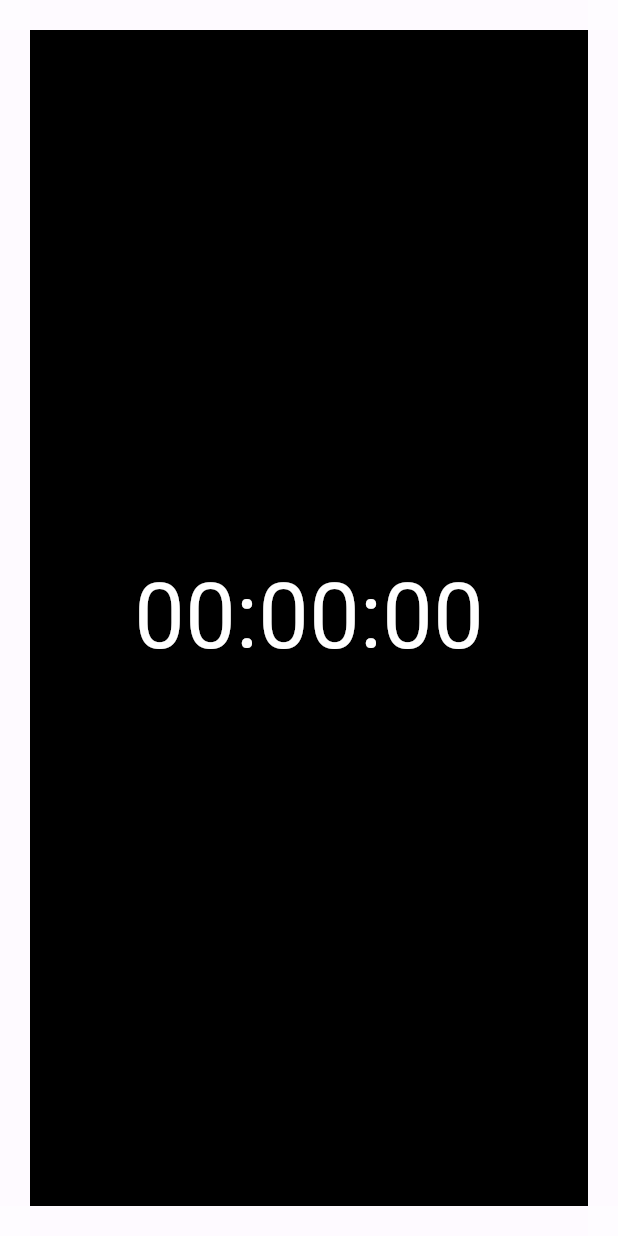
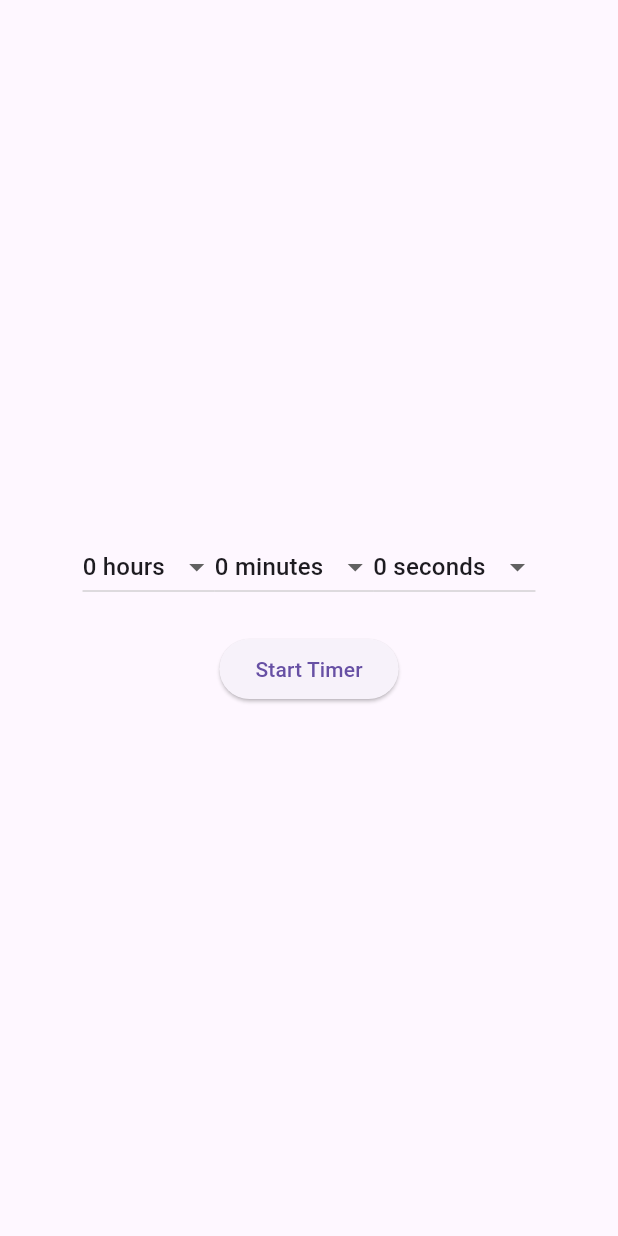
Before and after one commit to pktintali/fullscreen_timer, a Flutter app: the screen it shows after launch, on a phone screen of 412 x 824 dp. Run offline on Flutter 3.47's test engine with Material 3 defaults, Android fonts, the light colour scheme and no system bars.

Commit message:
home screen and setup for timer

```diff
--- a/lib/main.dart
+++ b/lib/main.dart
@@ -1,6 +1,6 @@
 import 'package:flutter/material.dart';
 
-import 'widgets/timer_widget.dart';
+import 'pages/home_page.dart';
 
 void main() => runApp(const MyApp());
 
@@ -11,7 +11,7 @@ class MyApp extends StatelessWidget {
   Widget build(BuildContext context) {
     return const MaterialApp(
       debugShowCheckedModeBanner: false,
-      home: TimerWidget(),
+      home: HomePage(),
     );
   }
 }
--- /dev/null
+++ b/lib/pages/home_page.dart
@@ -0,0 +1,17 @@
+import 'package:flutter/material.dart';
+
+import '../widgets/duration_picker_widget.dart';
+
+class HomePage extends StatelessWidget {
+  const HomePage({super.key});
+
+  @override
+  Widget build(BuildContext context) {
+    return const Scaffold(
+      backgroundColor: Colors.black,
+      body: Center(
+        child: DurationPickerWidget(),
+      ),
+    );
+  }
+}
--- /dev/null
+++ b/lib/widgets/duration_picker_widget.dart
@@ -0,0 +1,98 @@
+import 'package:flutter/material.dart';
+
+import 'timer_widget.dart';
+
+class DurationPickerWidget extends StatefulWidget {
+  const DurationPickerWidget({super.key});
+
+  @override
+  DurationPickerWidgetState createState() => DurationPickerWidgetState();
+}
+
+class DurationPickerWidgetState extends State<DurationPickerWidget> {
+  int selectedHours = 0;
+  int selectedMinutes = 0;
+  int selectedSeconds = 0;
+
+  @override
+  Widget build(BuildContext context) {
+    return Scaffold(
+      body: Column(
+        mainAxisAlignment: MainAxisAlignment.center,
+        children: <Widget>[
+          Row(
+            mainAxisAlignment: MainAxisAlignment.center,
+            children: [
+              DropdownButton<int>(
+                value: selectedHours,
+                items: List.generate(23, (index) => index)
+                    .map<DropdownMenuItem<int>>((int value) {
+                  return DropdownMenuItem<int>(
+                    value: value,
+                    child: Text('$value hours'),
+                  );
+                }).toList(),
+                onChanged: (value) {
+                  setState(() {
+                    selectedHours = value!;
+                  });
+                },
+              ),
+              DropdownButton<int>(
+                value: selectedMinutes,
+                items: List.generate(60, (index) => index)
+                    .map<DropdownMenuItem<int>>((int value) {
+                  return DropdownMenuItem<int>(
+                    value: value,
+                    child: Text('$value minutes'),
+                  );
+                }).toList(),
+                onChanged: (value) {
+                  setState(() {
+                    selectedMinutes = value!;
+                  });
+                },
+              ),
+              DropdownButton<int>(
+                value: selectedSeconds,
+                items: List.generate(60, (index) => index)
+                    .map<DropdownMenuItem<int>>((int value) {
+                  return DropdownMenuItem<int>(
+                    value: value,
+                    child: Text('$value seconds'),
+                  );
+                }).toList(),
+                onChanged: (value) {
+                  setState(() {
+                    selectedSeconds = value!;
+                  });
+                },
+              ),
+            ],
+          ),
+          const SizedBox(height: 20),
+          ElevatedButton(
+            onPressed: () {
+              // Start your timer here
+              final duration = Duration(
+                hours: selectedHours,
+                minutes: selectedMinutes,
+                seconds: selectedSeconds,
+              );
+              print('Selected Duration: $duration');
+              Navigator.push(
+                context,
+                MaterialPageRoute(
+                  builder: (context) => TimerWidget(
+                    duration: duration,
+                  ),
+                ),
+              );
+            },
+            child: const Text('Start Timer'),
+          ),
+        ],
+      ),
+    );
+  }
+}
--- a/lib/widgets/timer_widget.dart
+++ b/lib/widgets/timer_widget.dart
@@ -1,44 +1,118 @@
+import 'dart:async';
 import 'package:flutter/material.dart';
 
-class TimerWidget extends StatelessWidget {
-  const TimerWidget({super.key});
+class TimerWidget extends StatefulWidget {
+  final Duration duration;
+
+  const TimerWidget({super.key, required this.duration});
+
+  @override
+  State<TimerWidget> createState() => _TimerWidgetState();
+}
+
+class _TimerWidgetState extends State<TimerWidget> {
+  late Timer _timer;
+  int _elapsedSeconds = 0;
+
+  @override
+  void initState() {
+    super.initState();
+    _timer = Timer.periodic(const Duration(seconds: 1), (timer) {
+      if (_elapsedSeconds < widget.duration.inSeconds) {
+        setState(() {
+          _elapsedSeconds++;
+        });
+      } else {
+        _timer.cancel(); // Stop the timer when the duration ends
+      }
+    });
+  }
+
+  @override
+  void dispose() {
+    _timer.cancel(); // Always cancel the timer to avoid memory leaks
+    super.dispose();
+  }
 
   @override
   Widget build(BuildContext context) {
     return Scaffold(
-      body: Stack(
+      backgroundColor: Colors.black,
+      body: LayoutBuilder(
+        builder: (BuildContext context, BoxConstraints constraints) {
+          // Initial dimensions based on constraints
+          double currentHeight = constraints.maxHeight;
+          double currentWidth = constraints.maxWidth;
+          double totalPixelToTravel = currentHeight * 2 + currentWidth * 2 - 80;
+
+
+          // Calculate decrements
+          double heightDecrement =
+              currentHeight / (widget.duration.inSeconds / 2);
+          double widthDecrement =
+              currentWidth / (widget.duration.inSeconds / 2);
+
+          // Adjust dimensions based on elapsed time
+          double track4length = _elapsedSeconds <= widget.duration.inSeconds / 2
+              ? currentHeight - heightDecrement * _elapsedSeconds
+              : currentHeight -
+                  heightDecrement * (widget.duration.inSeconds / 2);
+          double track3Length = _elapsedSeconds > widget.duration.inSeconds / 2
+              ? currentWidth -
+                  widthDecrement *
+                      (_elapsedSeconds - widget.duration.inSeconds / 2)
+              : currentWidth;
+
+          return Stack(
             children: [
               Align(
-            alignment: Alignment.topCenter,
-            child: Container(
+                key: const Key('track4'),
+                alignment: Alignment.topLeft,
+                child: AnimatedContainer(
+                  duration: const Duration(milliseconds: 200),
                   height: 20,
-              color: Colors.white38,
+                  width: track4length,
+                  color: Colors.white,
                 ),
               ),
               Align(
-            alignment: Alignment.centerLeft,
-            child: Container(
-              color: Colors.white38,
+                key: const Key('track3'),
+                alignment: Alignment.bottomLeft,
+                child: AnimatedContainer(
+                  duration: const Duration(milliseconds: 200),
+                  margin: const EdgeInsets.symmetric(vertical: 20),
+                  color: Colors.white,
                   width: 20,
+                  height: track3Length - 40,
                 ),
               ),
-          Align(
-            alignment: Alignment.centerRight,
+              // Align(
+              //   key: const Key('track2'),
+              //   alignment: Alignment.topRight,
+              //   child: AnimatedContainer(
+              //     duration: const Duration(milliseconds: 200),
+              //     margin: const EdgeInsets.symmetric(vertical: 20),
+              //     color: Colors.white,
+              //     width: 20,
+              //     height: height,
+              //   ),
+              // ),
+              // Align(
+              //   key: const Key('track1'),
+              //   alignment: Alignment.bottomRight,
+              //   child: AnimatedContainer(
+              //     duration: const Duration(milliseconds: 200),
+              //     height: 20,
+              //     width: width,
+              //     color: Colors.white,
+              //   ),
+              // ),
+              GestureDetector(
+                onDoubleTap: () {
+                  Navigator.pop(context);
+                },
                 child: Container(
-              color: Colors.white38,
-              width: 20,
-            ),
-          ),
-          Align(
-            alignment: Alignment.bottomCenter,
-            child: Container(
-              height: 20,
-              color: Colors.white38,
-            ),
-          ),
-          Container(
                   margin: const EdgeInsets.all(20),
-            color: Colors.black,
                   child: const Center(
                     child: Column(
                       mainAxisAlignment: MainAxisAlignment.center,
@@ -54,7 +128,10 @@ class TimerWidget extends StatelessWidget {
                     ),
                   ),
                 ),
+              ),
             ],
+          );
+        },
       ),
     );
   }
--- a/pubspec.yaml
+++ b/pubspec.yaml
@@ -35,6 +35,7 @@ dependencies:
   # The following adds the Cupertino Icons font to your application.
   # Use with the CupertinoIcons class for iOS style icons.
   cupertino_icons: ^1.0.6
+  signals: ^5.2.2
 
 dev_dependencies:
   flutter_test:
```
Also changed, not shown: pubspec.lock. Lines whose indentation alone changed are shown as unchanged.
